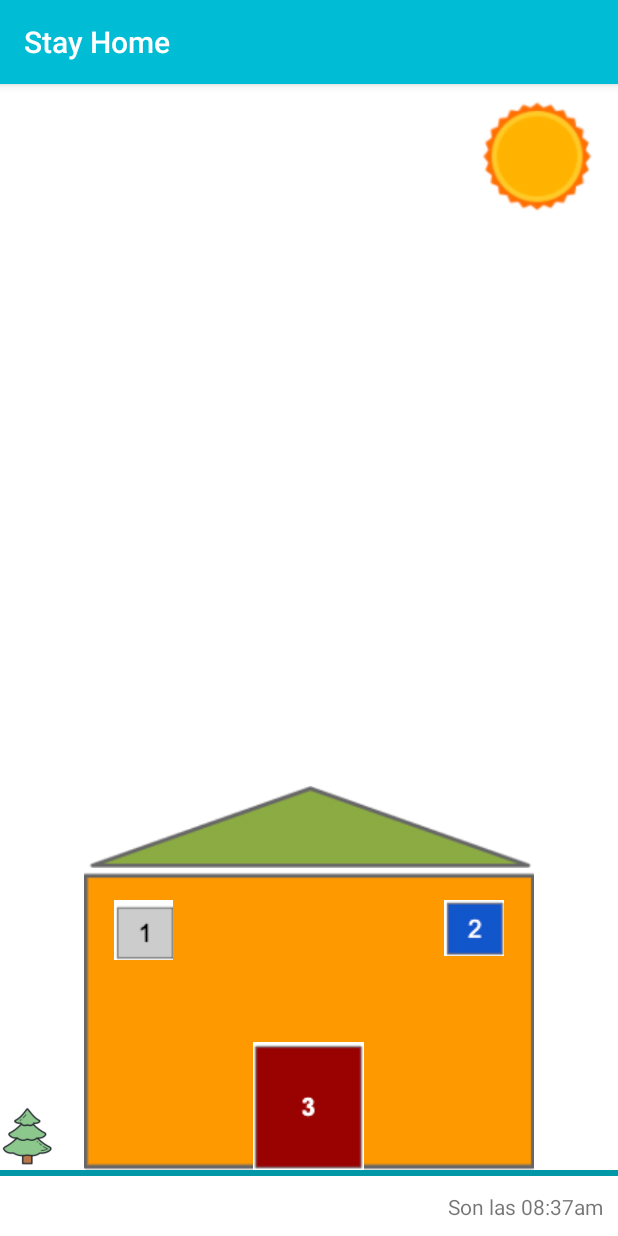
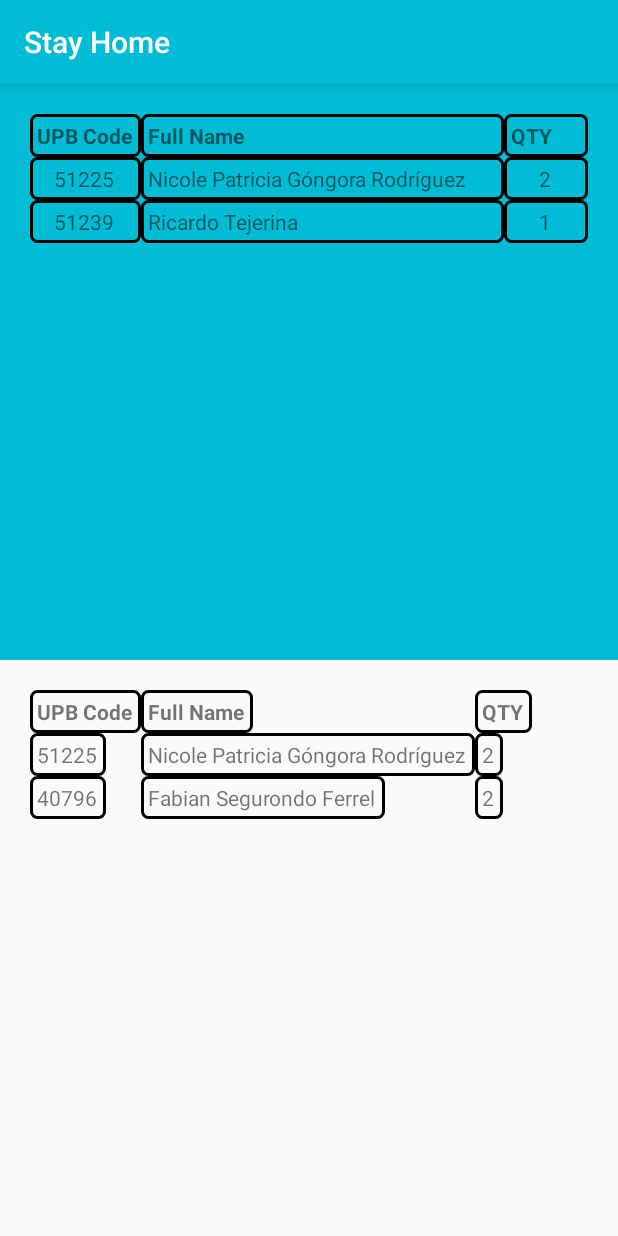
Before and after one commit to andres-vasquez-coderoad-com/progra3-2020, an Android app: the screen it shows after launch (MainActivity), on a phone screen of 412 x 824 dp. Run offline under Robolectric (Android 15) with nearby library versions, the phone set to English and light mode, and no system bars.

Commit message:
Tablas y grillas.

```diff
--- a/app/src/main/java/com/andresvasquez/holamundoenclases/MainActivity.java
+++ b/app/src/main/java/com/andresvasquez/holamundoenclases/MainActivity.java
@@ -13,7 +13,7 @@ public class MainActivity extends AppCompatActivity {
     @Override
     protected void onCreate(Bundle savedInstanceState) {
         super.onCreate(savedInstanceState);
-        setContentView(R.layout.activity_house);
+        setContentView(R.layout.activty_cells);
     }
 
     public void loginClick(View view) {
--- /dev/null
+++ b/app/src/main/res/drawable/style_border.xml
@@ -0,0 +1,15 @@
+<?xml version="1.0" encoding="utf-8"?>
+<shape xmlns:android="http://schemas.android.com/apk/res/android"
+    android:shape="rectangle">
+    <stroke
+        android:width="2dp"
+        android:color="#000000" />
+
+    <padding
+        android:bottom="5dp"
+        android:left="5dp"
+        android:right="6dp"
+        android:top="5dp" />
+
+    <corners android:radius="4dp" />
+</shape>
--- /dev/null
+++ b/app/src/main/res/layout/activty_cells.xml
@@ -0,0 +1,179 @@
+<?xml version="1.0" encoding="utf-8"?>
+<LinearLayout xmlns:android="http://schemas.android.com/apk/res/android"
+    android:layout_width="match_parent"
+    android:layout_height="match_parent"
+    android:orientation="vertical">
+
+    <FrameLayout
+        android:layout_width="match_parent"
+        android:layout_height="0dp"
+        android:layout_weight="50"
+        android:background="@color/colorPrimary"
+        android:padding="20dp">
+
+        <TableLayout
+            android:layout_width="match_parent"
+            android:layout_height="wrap_content">
+
+            <TableRow
+                android:layout_width="match_parent"
+                android:layout_height="wrap_content">
+
+                <TextView
+                    android:layout_width="0dp"
+                    android:layout_height="wrap_content"
+                    android:layout_weight="20"
+                    android:background="@drawable/style_border"
+                    android:text="UPB Code"
+                    android:textStyle="bold" />
+
+                <TextView
+                    android:layout_width="0dp"
+                    android:layout_height="wrap_content"
+                    android:layout_weight="65"
+                    android:background="@drawable/style_border"
+                    android:text="Full Name"
+                    android:textStyle="bold" />
+
+                <TextView
+                    android:layout_width="0dp"
+                    android:layout_height="wrap_content"
+                    android:layout_weight="15"
+                    android:background="@drawable/style_border"
+                    android:text="QTY"
+                    android:textStyle="bold" />
+            </TableRow>
+
+            <TableRow
+                android:layout_width="match_parent"
+                android:layout_height="wrap_content">
+
+                <TextView
+                    android:layout_width="0dp"
+                    android:layout_height="wrap_content"
+                    android:layout_weight="20"
+                    android:background="@drawable/style_border"
+                    android:gravity="center"
+                    android:text="51225" />
+
+                <TextView
+                    android:layout_width="0dp"
+                    android:layout_height="wrap_content"
+                    android:layout_weight="65"
+                    android:background="@drawable/style_border"
+                    android:text="Nicole Patricia Góngora Rodríguez" />
+
+                <TextView
+                    android:layout_width="0dp"
+                    android:layout_height="wrap_content"
+                    android:layout_weight="15"
+                    android:background="@drawable/style_border"
+                    android:gravity="center"
+                    android:text="2" />
+            </TableRow>
+
+            <TableRow
+                android:layout_width="match_parent"
+                android:layout_height="wrap_content">
+
+                <TextView
+                    android:layout_width="0dp"
+                    android:layout_height="wrap_content"
+                    android:layout_weight="20"
+                    android:background="@drawable/style_border"
+                    android:gravity="center"
+                    android:text="51239" />
+
+                <TextView
+                    android:layout_width="0dp"
+                    android:layout_height="wrap_content"
+                    android:layout_weight="65"
+                    android:background="@drawable/style_border"
+                    android:text="Ricardo Tejerina" />
+
+                <TextView
+                    android:layout_width="0dp"
+                    android:layout_height="wrap_content"
+                    android:layout_weight="15"
+                    android:background="@drawable/style_border"
+                    android:gravity="center"
+                    android:text="1" />
+            </TableRow>
+        </TableLayout>
+    </FrameLayout>
+
+    <FrameLayout
+        android:layout_width="match_parent"
+        android:layout_height="0dp"
+        android:layout_weight="50"
+        android:padding="20dp">
+
+        <GridLayout
+            android:layout_width="match_parent"
+            android:layout_height="wrap_content"
+            android:columnCount="3">
+
+            <TextView
+                android:layout_width="wrap_content"
+                android:layout_height="wrap_content"
+                android:background="@drawable/style_border"
+                android:text="UPB Code"
+                android:textStyle="bold" />
+
+            <TextView
+                android:layout_width="wrap_content"
+                android:layout_height="wrap_content"
+                android:background="@drawable/style_border"
+                android:text="Full Name"
+                android:textStyle="bold" />
+
+            <TextView
+                android:layout_width="wrap_content"
+                android:layout_height="wrap_content"
+                android:background="@drawable/style_border"
+                android:text="QTY"
+                android:textStyle="bold" />
+
+            <TextView
+                android:layout_width="wrap_content"
+                android:layout_height="wrap_content"
+                android:background="@drawable/style_border"
+                android:gravity="center"
+                android:text="51225" />
+
+            <TextView
+                android:layout_width="wrap_content"
+                android:layout_height="wrap_content"
+                android:background="@drawable/style_border"
+                android:text="Nicole Patricia Góngora Rodríguez" />
+
+            <TextView
+                android:layout_width="wrap_content"
+                android:layout_height="wrap_content"
+                android:background="@drawable/style_border"
+                android:gravity="center"
+                android:text="2" />
+
+            <TextView
+                android:layout_width="wrap_content"
+                android:layout_height="wrap_content"
+                android:background="@drawable/style_border"
+                android:gravity="center"
+                android:text="40796" />
+
+            <TextView
+                android:layout_width="wrap_content"
+                android:layout_height="wrap_content"
+                android:background="@drawable/style_border"
+                android:text="Fabian Segurondo Ferrel" />
+
+            <TextView
+                android:layout_width="wrap_content"
+                android:layout_height="wrap_content"
+                android:background="@drawable/style_border"
+                android:gravity="center"
+                android:text="2" />
+
+        </GridLayout>
+    </FrameLayout>
+</LinearLayout>
--- a/app/src/main/res/values/styles.xml
+++ b/app/src/main/res/values/styles.xml
@@ -8,4 +8,8 @@
         <item name="colorAccent">@color/colorAccent</item>
     </style>
 
+    <style name="cells">
+        <item name="android:gravity">center</item>
+        <item name="android:textColor">#ffffff</item>
+    </style>
 </resources>
```
